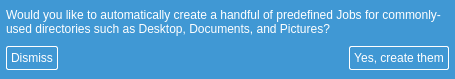
Qt form forms/jobstabwidget.ui (Tarsnap/tarsnap-gui) before a commit.
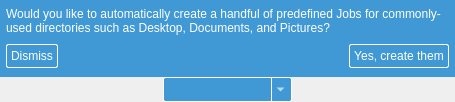
The same form after that commit. Icons and pictures are not drawn.

Commit message: forms: move addButton to JobsTabWidget

```diff
--- a/forms/jobstabwidget.ui
+++ b/forms/jobstabwidget.ui
@@ -7,7 +7,7 @@
     <x>0</x>
     <y>0</y>
     <width>455</width>
-    <height>79</height>
+    <height>102</height>
    </rect>
   </property>
   <layout class="QVBoxLayout" name="jobsTabWidgetVerticalLayout">
@@ -126,6 +126,90 @@
      </layout>
     </widget>
    </item>
+   <item>
+    <layout class="QHBoxLayout" name="horizontalLayout">
+     <item>
+      <widget class="QToolButton" name="addJobButton">
+       <property name="toolTip">
+        <string>Add a new Job &lt;span style=&quot;color:gray;font-size:small&quot;&gt;%1&lt;/span&gt;</string>
+       </property>
+       <property name="styleSheet">
+        <string notr="true">QToolButton
+{
+background: rgba(64,152,212,255);
+border: 1px solid white;
+border-radius: 2px;
+color: white;
+font-size: 12px;
+padding-right: 24px;
+width: 100px;
+height: 20px;
+}
+
+QToolButton:hover {
+border: 1px solid grey;
+}
+
+QToolButton:pressed {
+border: 1px solid grey;
+background: white;
+color: black;
+padding-left: 2px;
+padding-top: 2px;
+}
+
+QToolButton:disabled
+{
+background: darkgrey;
+}
+
+QToolButton:focus
+{
+border: 1px solid grey;
+background: white;
+color: black;
+}
+
+QToolButton::menu-button
+{
+border-left: 1px solid white;
+margin-top: 1px;
+margin-bottom: 1px;
+width: 16px;
+margin-right: 4px;
+}
+
+QToolButton::menu-button:active
+{
+border-left: 1px solid grey;
+}
+
+QToolButton::menu-arrow:open {
+top: 1px;
+left: 1px;
+}
+
+QToolButton QMenu
+{
+text-align: center;
+}</string>
+       </property>
+       <property name="text">
+        <string notr="true"/>
+       </property>
+       <property name="popupMode">
+        <enum>QToolButton::MenuButtonPopup</enum>
+       </property>
+       <property name="toolButtonStyle">
+        <enum>Qt::ToolButtonTextOnly</enum>
+       </property>
+       <property name="save" stdset="0">
+        <bool>false</bool>
+       </property>
+      </widget>
+     </item>
+    </layout>
+   </item>
   </layout>
  </widget>
  <tabstops>
```
Left out of the diff: 16 changed lines with no effect on the pictures. The commit also changes 1 other file.
